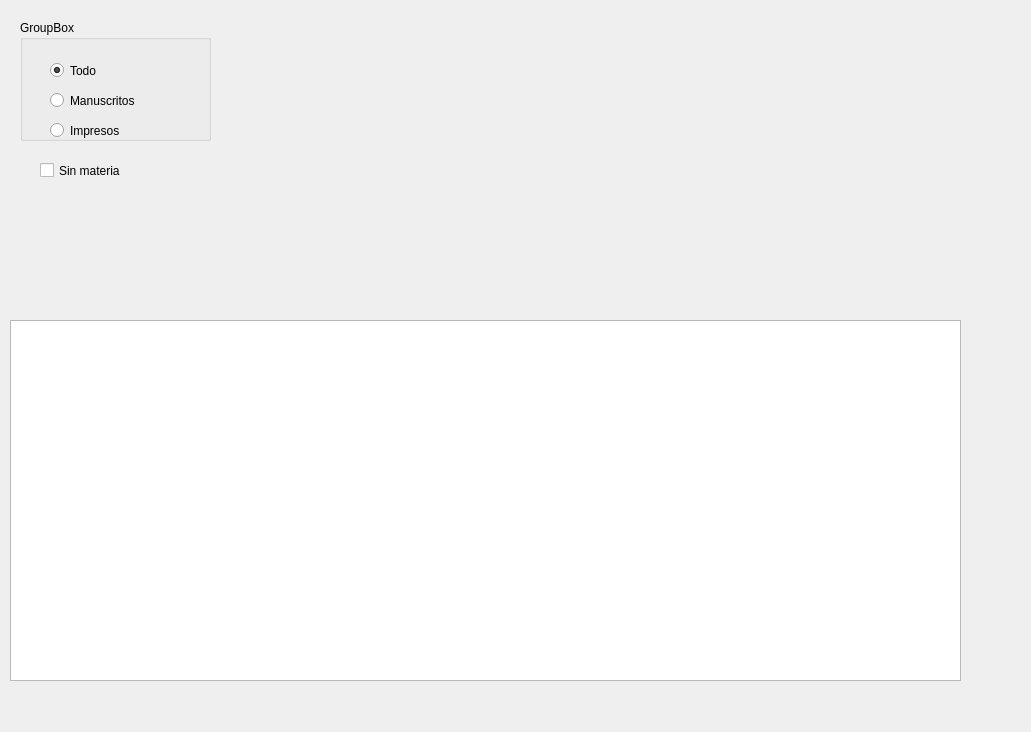
Old version of the form gui/dlggestionobras.ui in the repository rogorido/qtpredicadores.
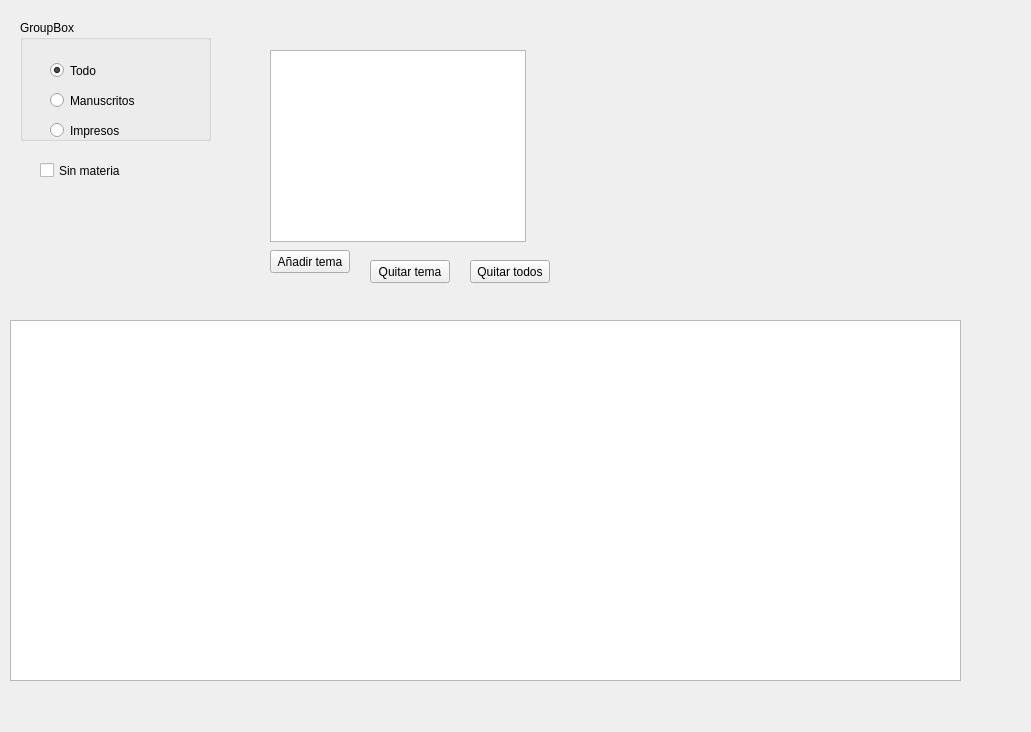
New version of the form.

Commit message: Filtrar por materias en Form de gestión de obras

What changed in the file:
```diff
--- a/gui/dlggestionobras.ui
+++ b/gui/dlggestionobras.ui
@@ -91,6 +91,55 @@
     <string>Sin materia</string>
    </property>
   </widget>
+  <widget class="QListWidget" name="lwTemas">
+   <property name="geometry">
+    <rect>
+     <x>270</x>
+     <y>50</y>
+     <width>256</width>
+     <height>192</height>
+    </rect>
+   </property>
+  </widget>
+  <widget class="QPushButton" name="pbAnadirTema">
+   <property name="geometry">
+    <rect>
+     <x>270</x>
+     <y>250</y>
+     <width>80</width>
+     <height>23</height>
+    </rect>
+   </property>
+   <property name="text">
+    <string>Añadir tema</string>
+   </property>
+  </widget>
+  <widget class="QPushButton" name="pbQuitarTema">
+   <property name="geometry">
+    <rect>
+     <x>370</x>
+     <y>260</y>
+     <width>80</width>
+     <height>23</height>
+    </rect>
+   </property>
+   <property name="text">
+    <string>Quitar tema</string>
+   </property>
+  </widget>
+  <widget class="QPushButton" name="pbQuitarTemasTodos">
+   <property name="geometry">
+    <rect>
+     <x>470</x>
+     <y>260</y>
+     <width>80</width>
+     <height>23</height>
+    </rect>
+   </property>
+   <property name="text">
+    <string>Quitar todos</string>
+   </property>
+  </widget>
  </widget>
  <resources/>
  <connections/>
```
The commit also changes 3 other files.
